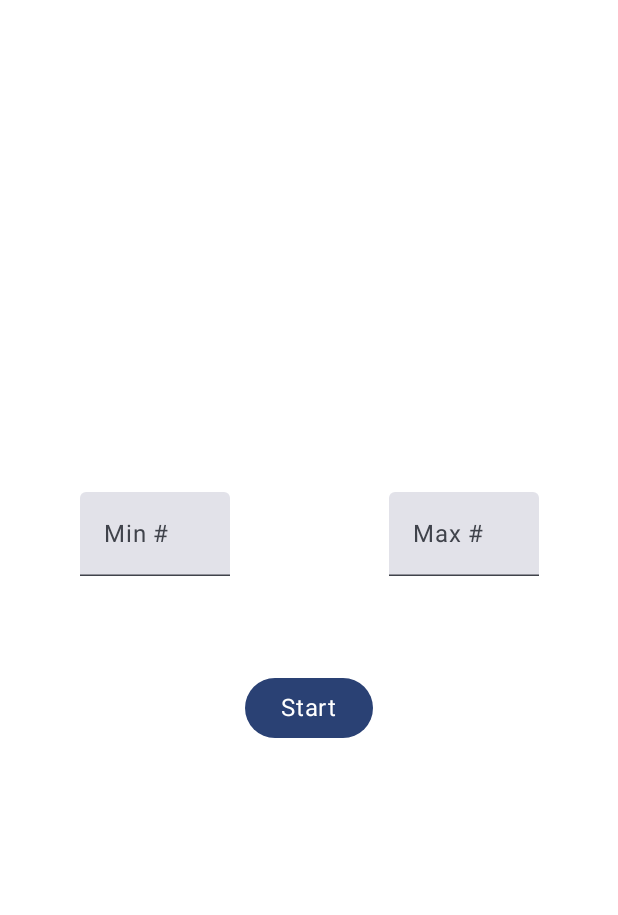
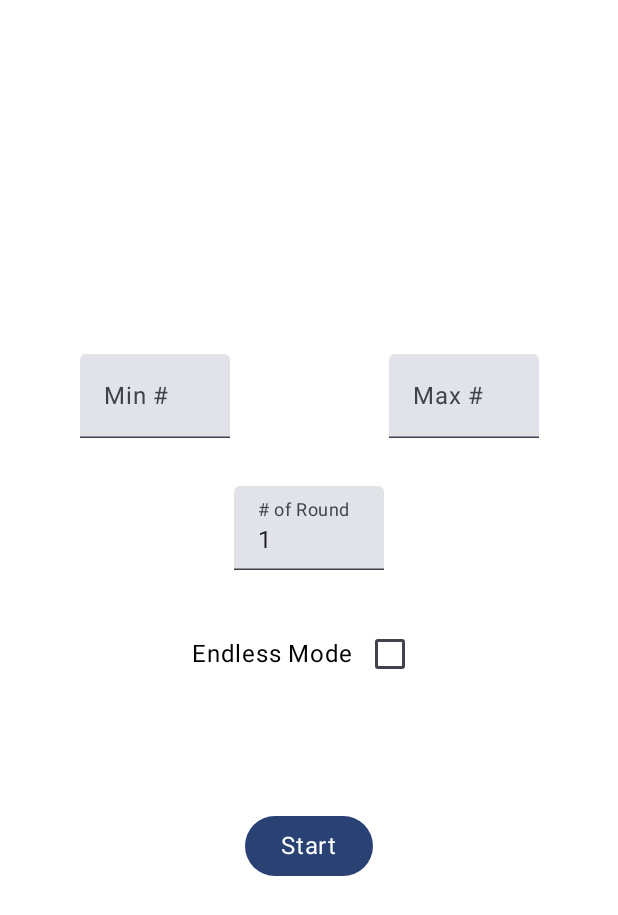
Before and after one commit to Zorgonia/math-hub, an Android app built with Jetpack Compose: the @Preview function QuestionSettingScreenPreview, on a phone screen of 412 x 824 dp. Shown: the top 915 px of the screen. Run offline under Robolectric (Android 15) with nearby library versions, the phone set to English and light mode, and no system bars.

Commit message:
add a score + rounds vs endless mechanism and game end screen

```diff
--- a/app/src/main/java/com/kyang/mathhub/ui/activity/MainActivity.kt
+++ b/app/src/main/java/com/kyang/mathhub/ui/activity/MainActivity.kt
@@ -29,9 +29,7 @@ class MainActivity : ComponentActivity() {
                     modifier = Modifier.fillMaxSize(),
                     color = MaterialTheme.colorScheme.background
                 ) {
-                    MathApp(
-                        viewModel = mathQuestionViewModel
-                    )
+                    MathApp()
                 }
             }
         }
--- a/app/src/main/java/com/kyang/mathhub/ui/data/MathQuestionUiState.kt
+++ b/app/src/main/java/com/kyang/mathhub/ui/data/MathQuestionUiState.kt
@@ -8,4 +8,9 @@ data class MathQuestionUiState(
     val answer: String = "",
     val submitted: Boolean = false,
     val correct: Boolean = false,
+    val score: Int = 0,
+    val round: Int = 0,
+    val maxRound: Int = 10,
+    val endless: Boolean = true,
+    val gameOver: Boolean = false
 )
--- a/app/src/main/java/com/kyang/mathhub/ui/screen/OptionsScreen.kt
+++ b/app/src/main/java/com/kyang/mathhub/ui/screen/OptionsScreen.kt
@@ -12,7 +12,9 @@ import androidx.compose.foundation.layout.width
 import androidx.compose.foundation.layout.wrapContentHeight
 import androidx.compose.foundation.layout.wrapContentWidth
 import androidx.compose.material3.Button
+import androidx.compose.material3.Checkbox
 import androidx.compose.material3.MaterialTheme
+import androidx.compose.material3.RadioButton
 import androidx.compose.material3.Text
 import androidx.compose.material3.TextField
 import androidx.compose.runtime.Composable
@@ -30,6 +32,10 @@ import kotlin.math.max
 fun OptionsScreen(
     onMinChange: (String) -> Unit,
     onMaxChange: (String) -> Unit,
+    maxRound: String,
+    onRoundChange: (String) -> Unit,
+    endless: Boolean,
+    onEndlessChange: (Boolean) -> Unit,
     minVal: String,
     maxVal: String,
     onNextClicked: () -> Unit,
@@ -41,7 +47,7 @@ fun OptionsScreen(
         horizontalAlignment = Alignment.CenterHorizontally
     ) {
         Row(
-            modifier = Modifier.fillMaxWidth(),
+            modifier = Modifier.fillMaxWidth().padding(bottom = 32.dp),
             horizontalArrangement = Arrangement.SpaceAround
         ) {
 
@@ -68,6 +74,30 @@ fun OptionsScreen(
             )
         }
 
+        if (!endless) {
+            NumberInputTextField(
+                value = maxRound, onValueChange = onRoundChange,
+                label = {
+                    Text(stringResource(id = R.string.question_setting_num_rounds))
+                },
+                onSubmit = { },
+                modifier = Modifier
+                    .width(100.dp)
+                    .wrapContentHeight()
+                    .padding(bottom = 32.dp)
+            )
+        }
+
+        Row(
+            modifier = Modifier.padding(bottom = 16.dp),
+            verticalAlignment = Alignment.CenterVertically
+        ) {
+            Text(
+                stringResource(id = R.string.question_setting_endless),
+            )
+            Checkbox(checked = endless, onCheckedChange = onEndlessChange)
+        }
+
         Spacer(modifier = Modifier.padding(vertical = 32.dp))
         Button(onClick = onNextClicked) {
             Text(
@@ -89,6 +119,10 @@ private fun QuestionSettingScreenPreview() {
             onNextClicked = {},
             maxVal = "",
             minVal = "",
+            onEndlessChange = {},
+            onRoundChange = {},
+            endless = false,
+            maxRound = "1",
             modifier = Modifier.fillMaxSize()
         )
     }
--- a/app/src/main/java/com/kyang/mathhub/ui/screen/QuestionScreen.kt
+++ b/app/src/main/java/com/kyang/mathhub/ui/screen/QuestionScreen.kt
@@ -97,7 +97,7 @@ fun QuestionScreen(
 
 @Preview(showBackground = true)
 @Composable
-private fun QuestionScreenScreenPreview() {
+private fun QuestionScreenPreview() {
     MathHubTheme {
         QuestionScreen(
             first = 1,
```
Also changed, not shown: app/src/main/java/com/kyang/mathhub/ui/application/MathApp.kt (+33 -8 lines), app/src/main/java/com/kyang/mathhub/ui/screen/AnswerScreen.kt (+42 -2 lines), app/src/main/java/com/kyang/mathhub/ui/screen/GameEndScreen.kt (added, +74 -0 lines), app/src/main/java/com/kyang/mathhub/ui/viewmodel/MathQuestionViewModel.kt (+49 -7 lines), app/src/main/res/values/strings.xml (+12 -0 lines).
